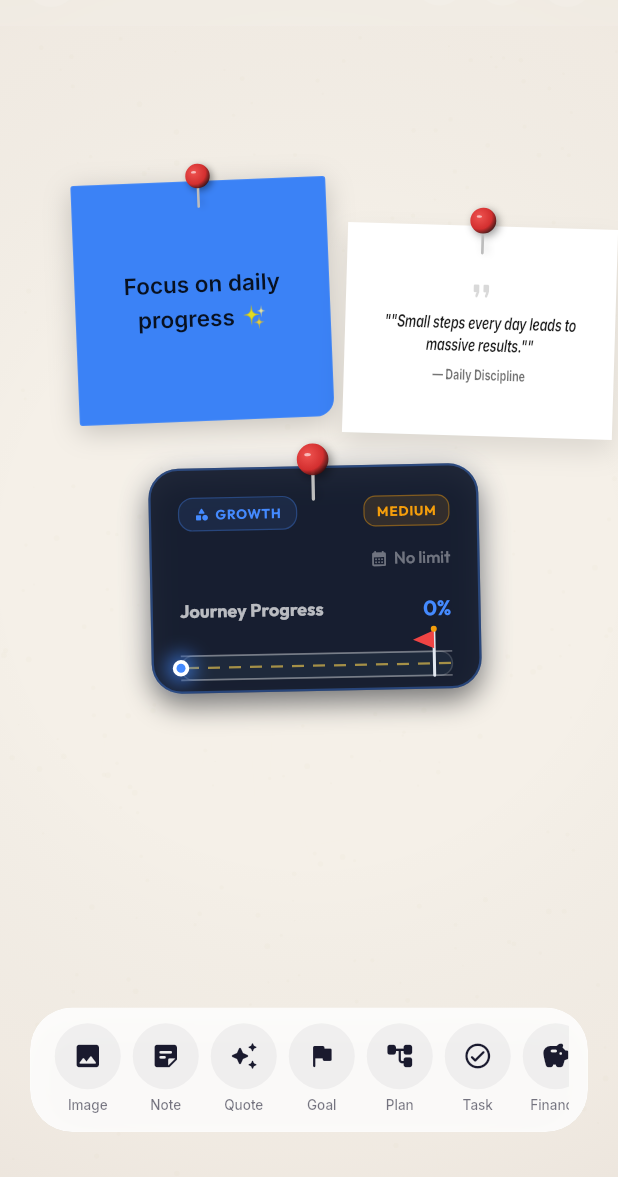
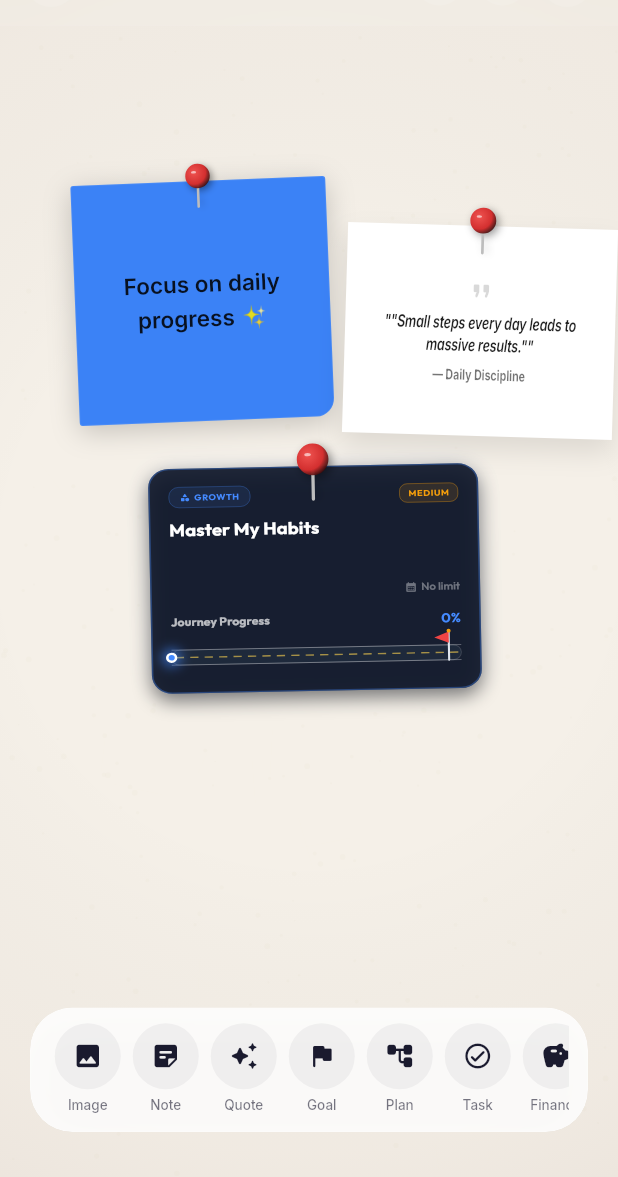
Before and after one commit to Syed-shan46/Getzio-focus, a Flutter app: the VisionWorkspaceScreen screen opened directly, on a phone screen of 412 x 824 dp, the part 59-1236 px from its top. Run offline on Flutter 3.47's test engine with Material 3 defaults, Android fonts, the phone set to English and light mode, and no system bars; our stand-ins replace confetti, dio, firebase_auth, firebase_core, flutter_riverpod, google_fonts and 4 more; accounts and stored records are empty.

Commit message:
fix: wrap premium GoalCardWidget with FittedBox and SizedBox to eliminate resizing layout overflows

```diff
--- a/lib/features/vision_room/presentation/widgets/goal_card_widget.dart
+++ b/lib/features/vision_room/presentation/widgets/goal_card_widget.dart
@@ -33,7 +33,12 @@ class GoalCardWidget extends StatelessWidget {
         ? '${dueDate.day}/${dueDate.month}/${dueDate.year}'
         : 'No limit';
 
-    return Container(
+    return FittedBox(
+      fit: BoxFit.fill,
+      child: SizedBox(
+        width: 320,
+        height: 240,
+        child: Container(
           padding: const EdgeInsets.all(18),
           decoration: BoxDecoration(
             color: const Color(0xFF0F172A).withValues(alpha: 0.92), // Premium matte background
@@ -214,6 +219,8 @@ class GoalCardWidget extends StatelessWidget {
               ),
             ],
           ),
+        ),
+      ),
     );
   }
 
```
Lines whose indentation alone changed are shown as unchanged.
